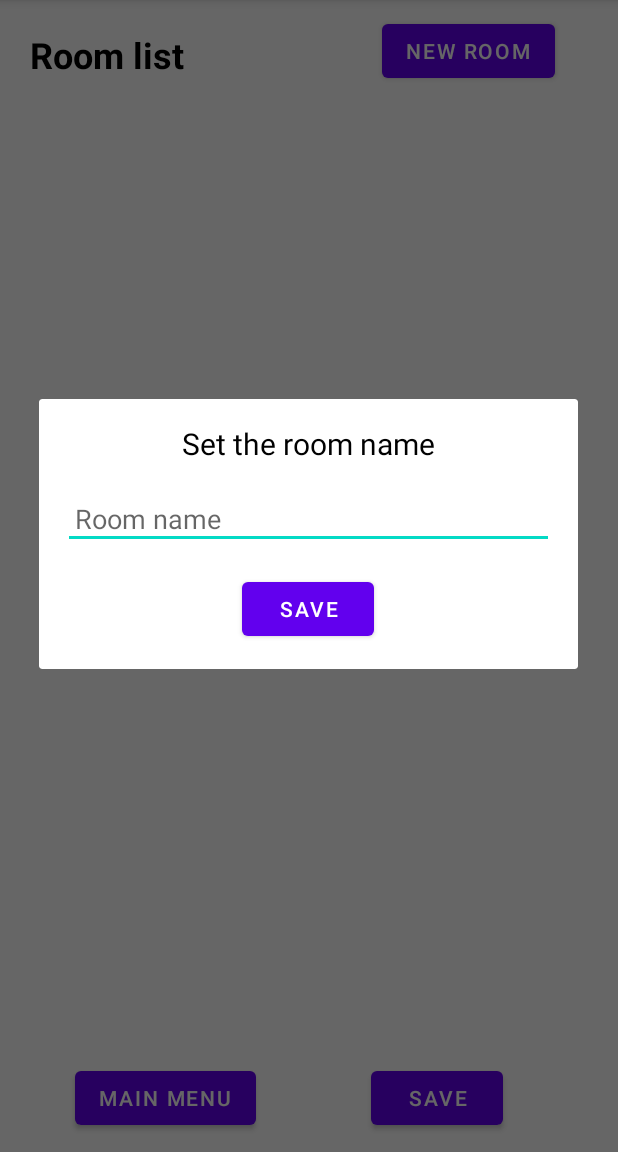
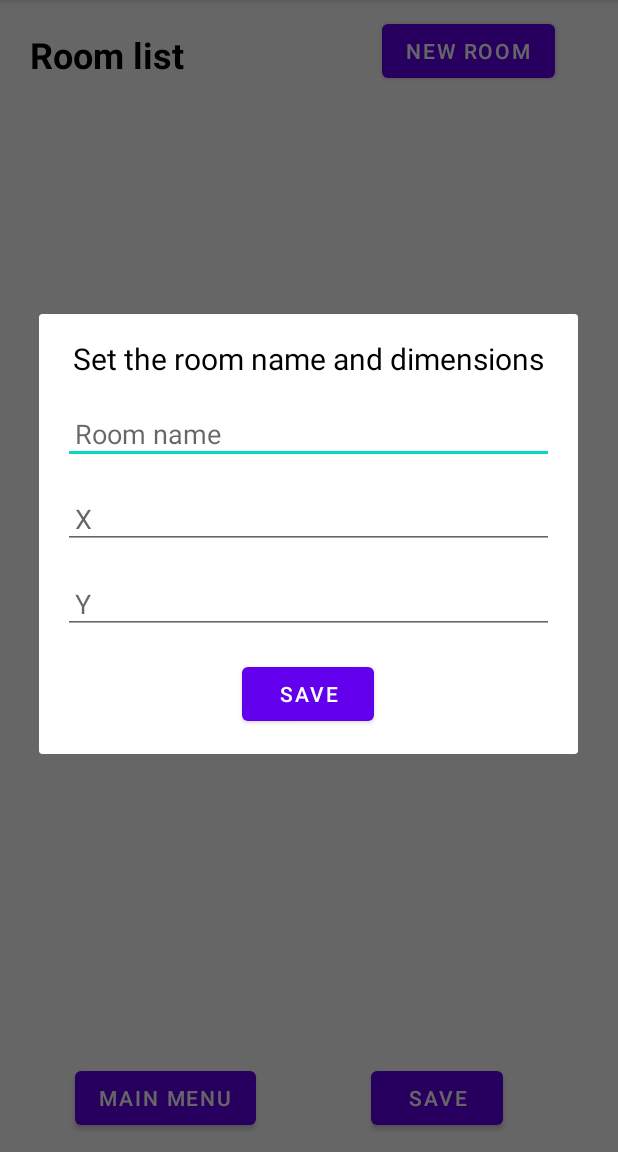
Before and after one commit to manuespi/WayfindingApp, an Android app: the RoomSelectionActivity screen opened directly, with no data from a screen before it, after a tap on "NEW ROOM", on a phone screen of 412 x 824 dp, the part 84-1236 px from its top. Run offline under Robolectric (Android 15) with nearby library versions, the phone set to English and light mode, and no system bars; 1 statement that could not run was skipped.

```diff
--- a/app/build.gradle
+++ b/app/build.gradle
@@ -111,5 +111,4 @@ dependencies {
     testImplementation 'junit:junit:4.13.2'
     androidTestImplementation 'androidx.test.ext:junit:1.1.4'
     androidTestImplementation 'androidx.test.espresso:espresso-core:3.5.0'
->>>>>>> Stashed changes
 }
--- a/app/src/main/java/com/example/wayfinding/CreateActivity.java
+++ b/app/src/main/java/com/example/wayfinding/CreateActivity.java
@@ -293,7 +293,7 @@ public class CreateActivity extends AppCompatActivity {
 
 
         mainMenuButton = findViewById(R.id.mainMenu_button);
-        saveButton = findViewById(R.id.show_button);
+        saveButton = findViewById(R.id.save_button);
         newRoomButton = findViewById(R.id.newRoom_button);
         addElementButton = findViewById(R.id.addElement_button);
      //   newElementButton = findViewById(R.id.newElement_button);
--- a/app/src/main/java/com/example/wayfinding/RoomSelectionActivity.java
+++ b/app/src/main/java/com/example/wayfinding/RoomSelectionActivity.java
@@ -90,12 +90,14 @@ public class RoomSelectionActivity  extends AppCompatActivity implements RoomLis
         });
         this.newRoomButton.setOnClickListener(new View.OnClickListener() {
             @Override
-            public void onClick(View view) {//TODO hacer el popup del nombre y cambiar R.id.s
+            public void onClick(View view) {
                 LayoutInflater inflater = (LayoutInflater) getSystemService(Context.LAYOUT_INFLATER_SERVICE);
                 View popupView = inflater.inflate(R.layout.room_name_popup, null);
 
                 Button saveButton = popupView.findViewById(R.id.roomName_edit_button);
                 EditText nameEditText = popupView.findViewById(R.id.roomName_edit_text);
+                EditText xcoord = popupView.findViewById(R.id.newRoom_xcoord);
+                EditText ycoord = popupView.findViewById(R.id.newRoom_ycoord);
 
                 AlertDialog dialog = new AlertDialog.Builder(RoomSelectionActivity.this)
                         .setView(popupView)
@@ -105,9 +107,11 @@ public class RoomSelectionActivity  extends AppCompatActivity implements RoomLis
                     @Override
                     public void onClick(View v) {
                         String name = nameEditText.getText().toString();
+                        int x = Integer.parseInt(xcoord.getText().toString());
+                        int y = Integer.parseInt(ycoord.getText().toString());
                         // Crear un nuevo mapa utilizando el nombre ingresado
                         dialog.dismiss();
-                        Log.d("RoomSelectionActivity", "Se crea la habitación " + name);
+                        Log.d("RoomSelectionActivity", "Se crea la habitación " + name + " con x = " + x + " e y = " + y);
 
                         openActivityCreate(name, indoorMap.NextId());
                     }
--- a/app/src/main/res/layout/activity_create.xml
+++ b/app/src/main/res/layout/activity_create.xml
@@ -394,14 +394,14 @@
                 android:text="Main menu" />
 
             <Button
-                android:id="@+id/show_button"
+                android:id="@+id/save_button"
                 android:layout_width="wrap_content"
                 android:layout_height="wrap_content"
                 android:layout_alignParentEnd="true"
                 android:layout_alignParentBottom="true"
                 android:layout_marginRight="100px"
                 android:layout_marginBottom="20px"
-                android:text="View all" />
+                android:text="save" />
 
         </RelativeLayout>
 
--- a/app/src/main/res/layout/room_name_popup.xml
+++ b/app/src/main/res/layout/room_name_popup.xml
@@ -59,7 +59,7 @@
     <TextView
         android:layout_width="match_parent"
         android:layout_height="wrap_content"
-        android:text="Set the room name"
+        android:text="Set the room name and dimensions"
         android:gravity="center"
         android:textSize="20sp"
         android:textColor="@android:color/black"/>
@@ -73,6 +73,24 @@
         android:hint="Room name"
         android:inputType="text"/>
 
+    <EditText
+        android:id="@+id/newRoom_xcoord"
+        android:layout_width="match_parent"
+        android:layout_height="wrap_content"
+        android:layout_marginTop="16dp"
+        android:padding="8dp"
+        android:hint="X"
+        android:inputType="text"/>
+
+    <EditText
+        android:id="@+id/newRoom_ycoord"
+        android:layout_width="match_parent"
+        android:layout_height="wrap_content"
+        android:layout_marginTop="16dp"
+        android:padding="8dp"
+        android:hint="Y"
+        android:inputType="text"/>
+
     <Button
         android:id="@+id/roomName_edit_button"
         android:layout_width="wrap_content"
```
